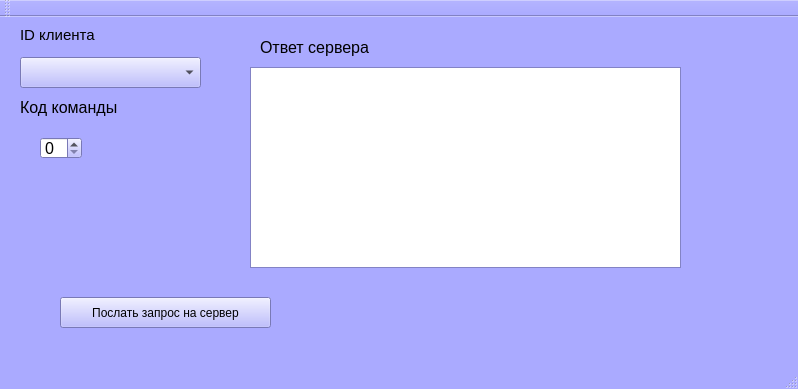
First picture: the form in mainwindow.ui, repository lozal71/chat_client, before the edit.
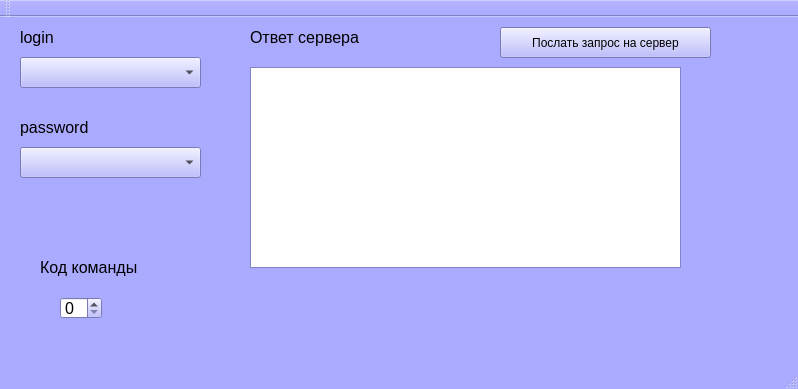
Second picture: the form after the edit.

The edit to the form file:
```diff
--- a/mainwindow.ui
+++ b/mainwindow.ui
@@ -464,8 +464,8 @@
    <widget class="QPushButton" name="pbSendQuery">
     <property name="geometry">
      <rect>
-      <x>60</x>
-      <y>280</y>
+      <x>500</x>
+      <y>10</y>
       <width>211</width>
       <height>31</height>
      </rect>
@@ -497,9 +497,9 @@
    <widget class="QLabel" name="label">
     <property name="geometry">
      <rect>
-      <x>260</x>
-      <y>20</y>
-      <width>241</width>
+      <x>250</x>
+      <y>10</y>
+      <width>121</width>
       <height>21</height>
      </rect>
     </property>
@@ -518,23 +518,23 @@
       <x>20</x>
       <y>10</y>
       <width>111</width>
-      <height>16</height>
+      <height>21</height>
      </rect>
     </property>
     <property name="font">
      <font>
-      <pointsize>11</pointsize>
+      <pointsize>12</pointsize>
      </font>
     </property>
     <property name="text">
-     <string>ID клиента</string>
+     <string>login</string>
     </property>
    </widget>
    <widget class="QLabel" name="label_3">
     <property name="geometry">
      <rect>
-      <x>20</x>
-      <y>80</y>
+      <x>40</x>
+      <y>240</y>
       <width>141</width>
       <height>21</height>
      </rect>
@@ -546,8 +546,8 @@
    <widget class="QSpinBox" name="sbCommandCod">
     <property name="geometry">
      <rect>
-      <x>40</x>
-      <y>120</y>
+      <x>60</x>
+      <y>280</y>
       <width>42</width>
       <height>22</height>
      </rect>
@@ -563,6 +563,34 @@
      </rect>
     </property>
    </widget>
+   <widget class="QComboBox" name="cbxPasswords">
+    <property name="geometry">
+     <rect>
+      <x>20</x>
+      <y>130</y>
+      <width>181</width>
+      <height>31</height>
+     </rect>
+    </property>
+   </widget>
+   <widget class="QLabel" name="lbPassword">
+    <property name="geometry">
+     <rect>
+      <x>20</x>
+      <y>100</y>
+      <width>111</width>
+      <height>21</height>
+     </rect>
+    </property>
+    <property name="font">
+     <font>
+      <pointsize>12</pointsize>
+     </font>
+    </property>
+    <property name="text">
+     <string>password</string>
+    </property>
+   </widget>
   </widget>
   <widget class="QMenuBar" name="menuBar">
    <property name="geometry">
```
Left out of the diff: 4 changed lines with no effect on the pictures.
